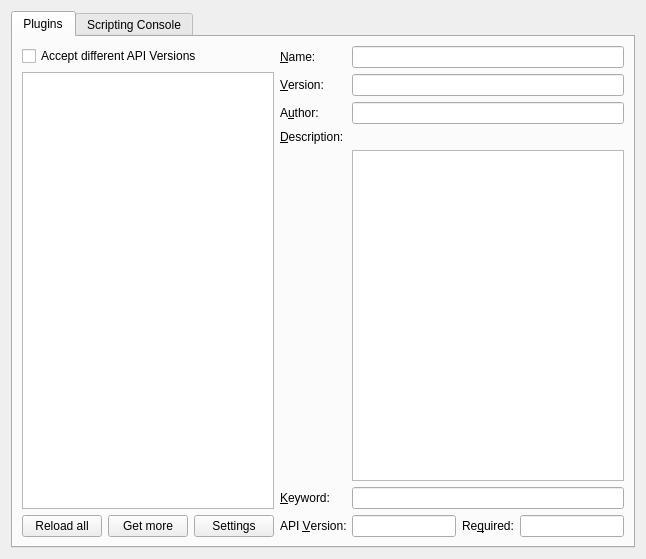
pathmann/pyTSon, file ressources/pyTSon-configdialog.ui: the form before one commit.
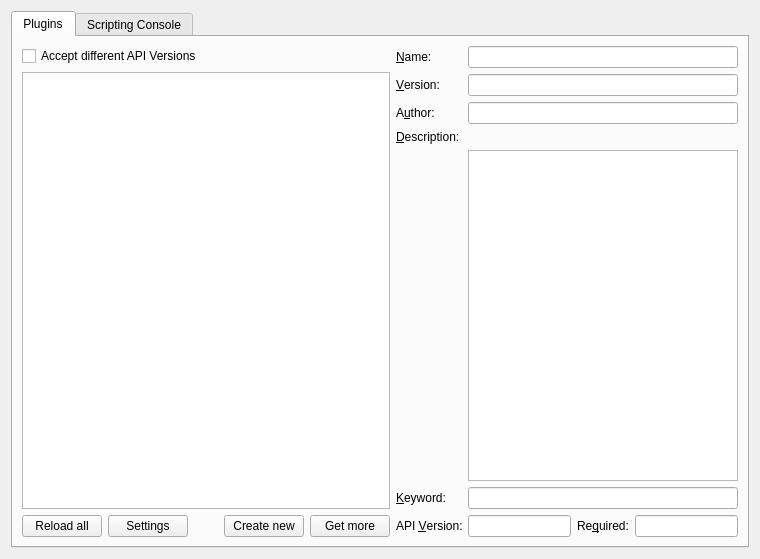
The form after the commit.

Diff of the .ui file:
```diff
--- a/ressources/pyTSon-configdialog.ui
+++ b/ressources/pyTSon-configdialog.ui
@@ -6,7 +6,7 @@
    <rect>
     <x>0</x>
     <y>0</y>
-    <width>646</width>
+    <width>760</width>
     <height>559</height>
    </rect>
   </property>
@@ -48,13 +48,6 @@
              </property>
             </widget>
            </item>
-           <item>
-            <widget class="QPushButton" name="repositoryButton">
-             <property name="text">
-              <string>Get more</string>
-             </property>
-            </widget>
-           </item>
            <item>
             <widget class="QPushButton" name="settingsButton">
              <property name="text">
@@ -62,6 +55,33 @@
              </property>
             </widget>
            </item>
+           <item>
+            <spacer name="horizontalSpacer_3">
+             <property name="orientation">
+              <enum>Qt::Horizontal</enum>
+             </property>
+             <property name="sizeHint" stdset="0">
+              <size>
+               <width>40</width>
+               <height>20</height>
+              </size>
+             </property>
+            </spacer>
+           </item>
+           <item>
+            <widget class="QPushButton" name="createButton">
+             <property name="text">
+              <string>Create new</string>
+             </property>
+            </widget>
+           </item>
+           <item>
+            <widget class="QPushButton" name="repositoryButton">
+             <property name="text">
+              <string>Get more</string>
+             </property>
+            </widget>
+           </item>
           </layout>
          </item>
         </layout>
```
